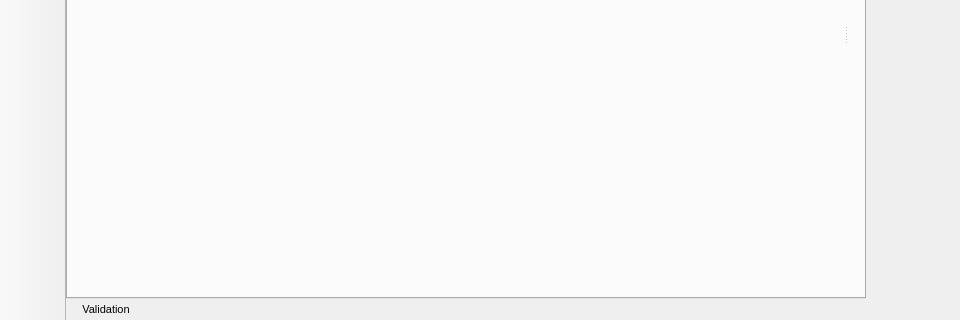
Old version of the form libpgmodeler_ui/ui/mainwindow.ui in the repository pgmodeler/pgmodeler; both pictures show x 0 to 960 and y 280 to 600 of the 1118 by 600 pixel window.
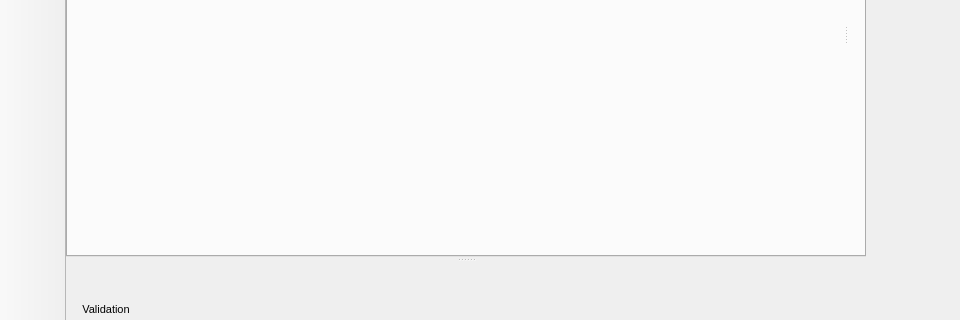
New version of the form. Icons and pictures are not drawn.

Commit message: Added a base implementation for model validation.

```diff
--- a/libpgmodeler_ui/ui/mainwindow.ui
+++ b/libpgmodeler_ui/ui/mainwindow.ui
@@ -51,7 +51,7 @@
    <bool>true</bool>
   </property>
   <widget class="QWidget" name="centralwidget">
-   <layout class="QGridLayout" name="gridLayout">
+   <layout class="QGridLayout" name="gridLayout_4">
     <property name="margin">
      <number>0</number>
     </property>
@@ -107,13 +107,13 @@
        <property name="minimumSize">
         <size>
          <width>800</width>
-         <height>0</height>
+         <height>500</height>
         </size>
        </property>
        <property name="autoFillBackground">
         <bool>false</bool>
        </property>
-       <layout class="QGridLayout" name="gridLayout_4">
+       <layout class="QGridLayout" name="gridLayout">
         <property name="margin">
          <number>0</number>
         </property>
@@ -121,34 +121,72 @@
          <number>0</number>
         </property>
         <item row="0" column="0">
-         <widget class="QTabWidget" name="models_tbw">
-          <property name="minimumSize">
-           <size>
-            <width>0</width>
-            <height>0</height>
-           </size>
+         <widget class="QSplitter" name="v_splitter1">
+          <property name="orientation">
+           <enum>Qt::Vertical</enum>
           </property>
-          <property name="mouseTracking">
-           <bool>true</bool>
+          <property name="handleWidth">
+           <number>5</number>
           </property>
-          <property name="autoFillBackground">
+          <property name="childrenCollapsible">
            <bool>false</bool>
           </property>
-          <property name="tabPosition">
-           <enum>QTabWidget::North</enum>
-          </property>
-          <property name="tabShape">
-           <enum>QTabWidget::Triangular</enum>
-          </property>
-          <property name="currentIndex">
-           <number>-1</number>
-          </property>
-          <property name="documentMode">
-           <bool>false</bool>
-          </property>
-          <property name="tabsClosable">
-           <bool>true</bool>
-          </property>
+          <widget class="QWidget" name="">
+           <layout class="QHBoxLayout" name="horizontalLayout">
+            <item>
+             <spacer name="verticalSpacer_2">
+              <property name="orientation">
+               <enum>Qt::Vertical</enum>
+              </property>
+              <property name="sizeHint" stdset="0">
+               <size>
+                <width>0</width>
+                <height>398</height>
+               </size>
+              </property>
+             </spacer>
+            </item>
+            <item>
+             <widget class="QTabWidget" name="models_tbw">
+              <property name="minimumSize">
+               <size>
+                <width>0</width>
+                <height>0</height>
+               </size>
+              </property>
+              <property name="mouseTracking">
+               <bool>true</bool>
+              </property>
+              <property name="autoFillBackground">
+               <bool>false</bool>
+              </property>
+              <property name="tabPosition">
+               <enum>QTabWidget::North</enum>
+              </property>
+              <property name="tabShape">
+               <enum>QTabWidget::Triangular</enum>
+              </property>
+              <property name="currentIndex">
+               <number>-1</number>
+              </property>
+              <property name="documentMode">
+               <bool>false</bool>
+              </property>
+              <property name="tabsClosable">
+               <bool>true</bool>
+              </property>
+             </widget>
+            </item>
+           </layout>
+          </widget>
+          <widget class="QWidget" name="bottom_wgt_bar" native="true">
+           <property name="sizePolicy">
+            <sizepolicy hsizetype="Preferred" vsizetype="Preferred">
+             <horstretch>0</horstretch>
+             <verstretch>0</verstretch>
+            </sizepolicy>
+           </property>
+          </widget>
          </widget>
         </item>
        </layout>
```
Left out of the diff: 236 changed lines with no effect on the pictures. The commit also changes 16 other files.
